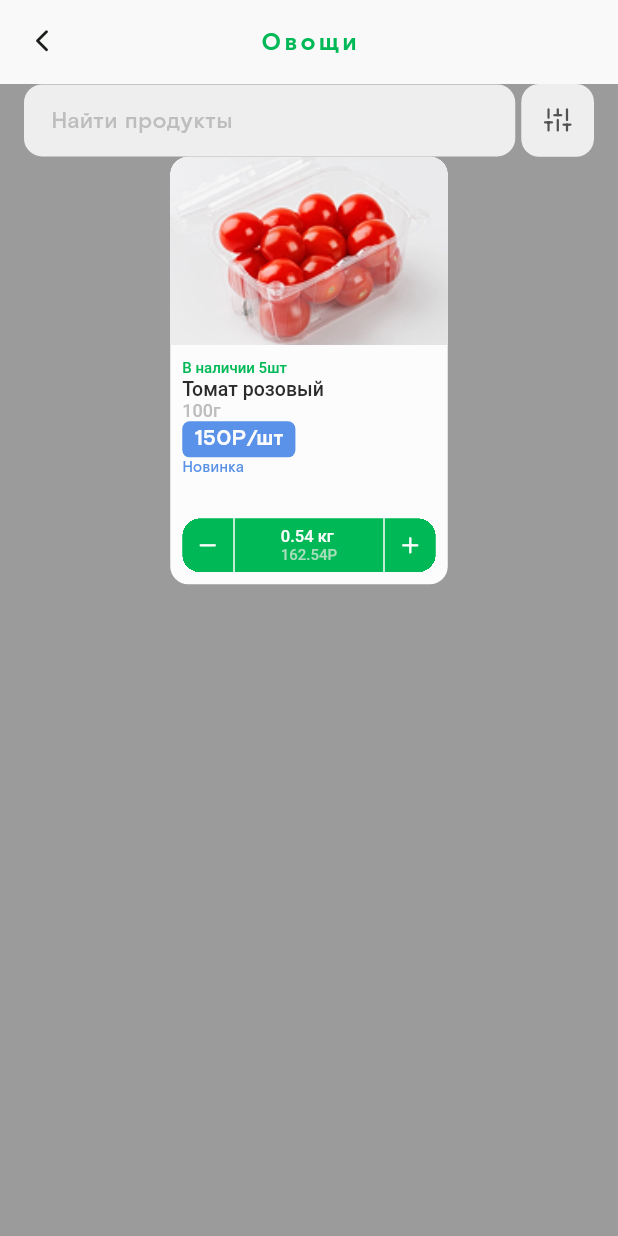
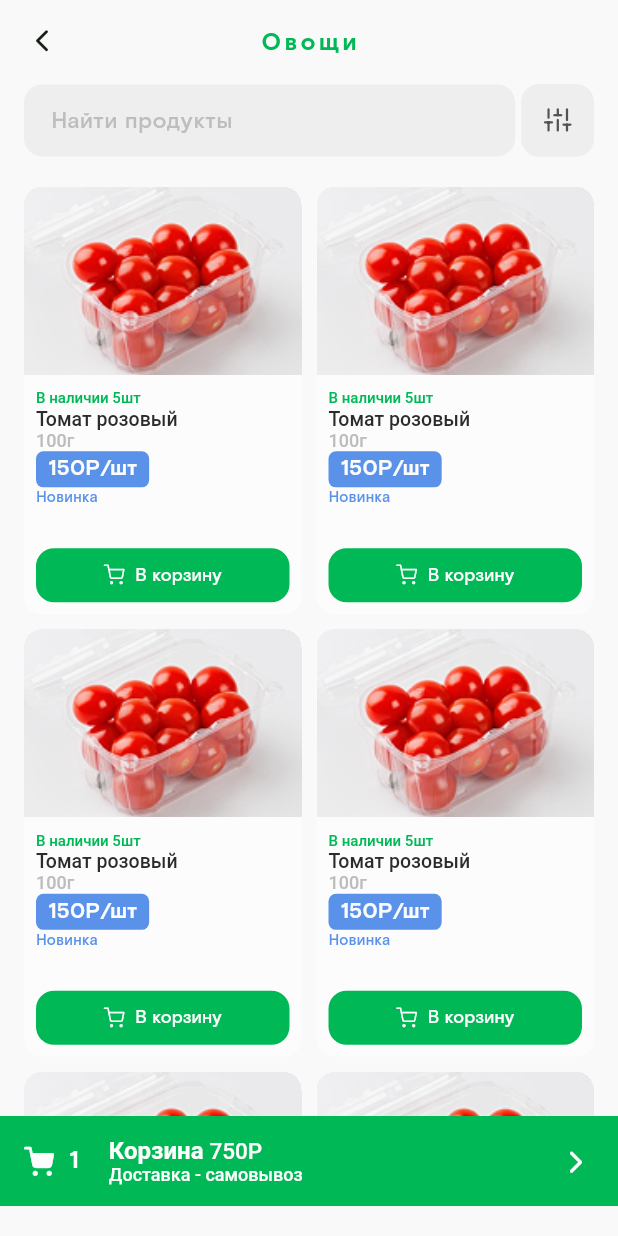
Before and after one commit to MunIine/dorimol, a Flutter app: the CatalogScreen screen opened directly, on a phone screen of 412 x 824 dp. Run offline on Flutter 3.47's test engine with Material 3 defaults, Android fonts, the phone set to English and light mode, and no system bars.

Commit message:
Add catalog grid view

```diff
--- a/lib/screens/catalog/catalog.dart
+++ b/lib/screens/catalog/catalog.dart
@@ -1,3 +1,5 @@
+import 'dart:math';
+
 import 'package:dorimol/theme/app_colors.dart';
 import 'package:dorimol/theme/app_text.dart';
 import 'package:dorimol/widgets/export.dart';
@@ -10,7 +12,7 @@ class CatalogScreen extends StatelessWidget {
   Widget build(BuildContext context) {
     final colorTheme = Theme.of(context).extension<AppColors>()!;
     return Scaffold(
-      backgroundColor: Color.fromARGB(255, 155, 155, 155),
+      backgroundColor: Color(0xFFF9F9F9),
       appBar: AppBar(
         leading: IconButton(
           onPressed: () => Navigator.of(context).pop(),
@@ -24,6 +26,7 @@ class CatalogScreen extends StatelessWidget {
         ),
         title: Text("Овощи", style: AppText.h2.copyWith(letterSpacing: 2.5, color: colorTheme.seedColor)),
         backgroundColor: Color(0xFFF9F9F9),
+        surfaceTintColor: Color(0xFFF9F9F9),
         centerTitle: true,
       ),
       body: Padding(
@@ -31,10 +34,23 @@ class CatalogScreen extends StatelessWidget {
         child: Column(
           children: [
             AppSearchBar(sliders: true),
-            ItemCard(inCart: true)
+            SizedBox(height: 20),
+            Expanded(
+              child: GridView.builder(
+                itemCount: 6,
+                gridDelegate: SliverGridDelegateWithFixedCrossAxisCount(
+                  crossAxisCount: 2,
+                  mainAxisSpacing: 10,
+                  crossAxisSpacing: 10,
+                  childAspectRatio: 185/285
+                ),
+                itemBuilder: (context, index) => ItemCard(inCart: [false, true][Random().nextInt(2)], atr: [null, "new", "sale"][Random().nextInt(3)],)
+              ),
+            )
           ],
         ),
       ),
+      bottomNavigationBar: BottomNavBar(),
     );
   }
 }
--- a/lib/widgets/item_card.dart
+++ b/lib/widgets/item_card.dart
@@ -4,7 +4,7 @@ import 'package:dorimol/widgets/svg_icons.dart';
 import 'package:flutter/material.dart';
 
 class ItemCard extends StatelessWidget {
-  const ItemCard({super.key, required this.inCart, this.atr = "new"});
+  const ItemCard({super.key, required this.inCart, this.atr});
   final bool inCart;
   final String? atr;
 
```
